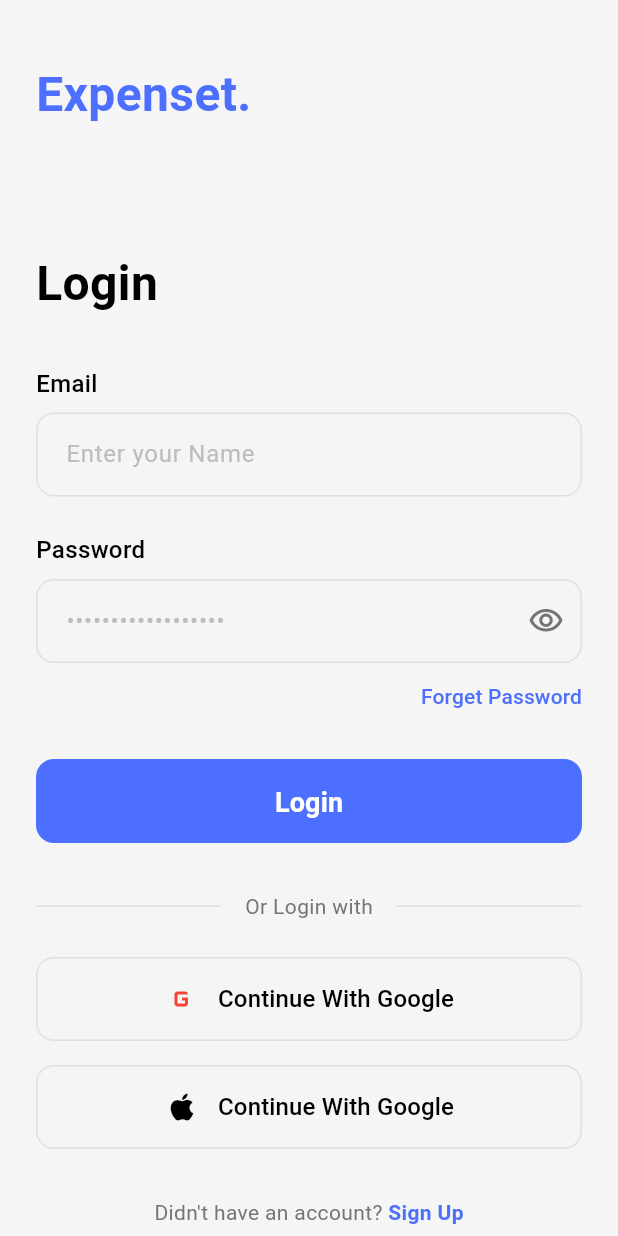
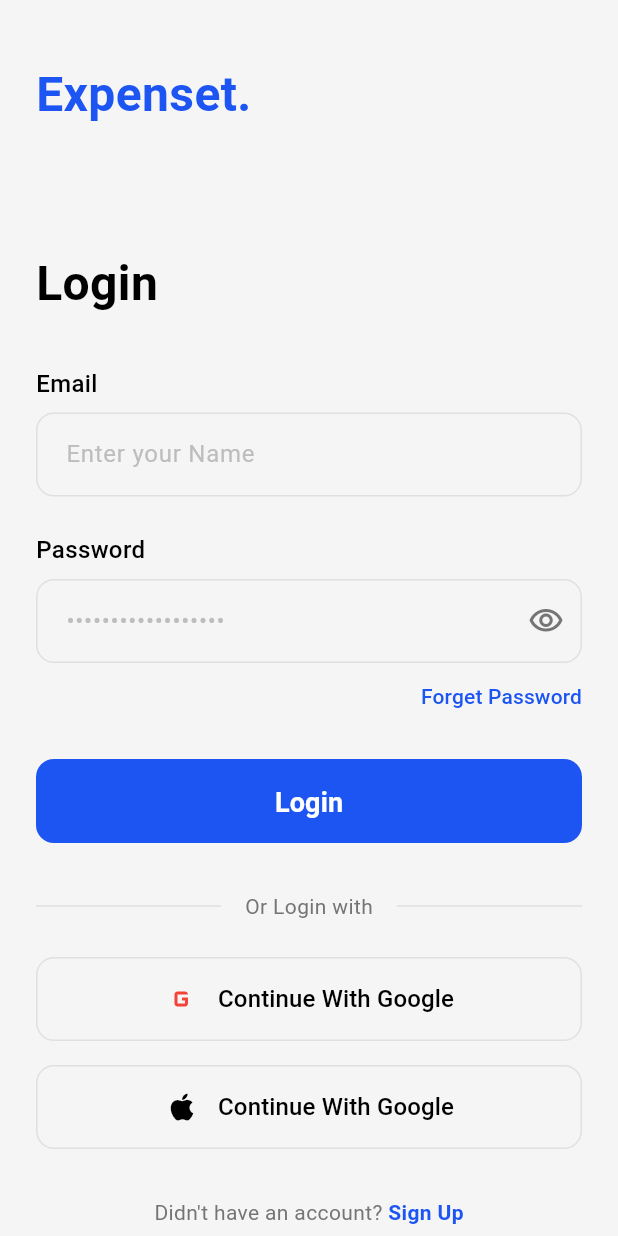
Before and after one commit to khaledebied/inovola-task, a Flutter app: the LoginScreen screen opened directly, on a phone screen of 412 x 824 dp. Run offline on Flutter 3.47's test engine with Material 3 defaults, Android fonts, the phone set to English and light mode, and no system bars; our stand-ins replace adaptive_theme, auto_route, bloc, cached_network_image, dartz, device_info_plus and 30 more; missing offline and left inert: flutter_rounded_date_picker, simple_connection_checker, tf_dio_cache; accounts and stored records are empty; network calls fail.

Commit message:
Update UI components to use AppColors for consistent theming across login, splash, add expense, and dashboard screens; also update pubspec.lock with dependency version changes.

```diff
--- a/lib/features/auth/presentation/pages/login/login.dart
+++ b/lib/features/auth/presentation/pages/login/login.dart
@@ -1,4 +1,5 @@
 import 'package:expense_tracker/core/bloc/generic_cubit/generic_cubit.dart';
+import 'package:expense_tracker/core/theme/colors/app_colors.dart';
 import 'package:expense_tracker/features/expense_tracker/presentaion/pages/dashboard/dashboard_screen.dart';
 import 'package:flutter/material.dart';
 import 'package:flutter_bloc/flutter_bloc.dart';
@@ -64,12 +65,12 @@ class _LoginScreenState extends State<LoginScreen> {
                     const SizedBox(height: 40),
 
                     // Logo
-                    const Text(
+                    Text(
                       'Expenset.',
                       style: TextStyle(
                         fontSize: 32,
                         fontWeight: FontWeight.bold,
-                        color: Color(0xFF4C6FFF),
+                        color: AppColors.of(context).primary,
                       ),
                     ),
                     const SizedBox(height: 80),
@@ -155,7 +156,7 @@ class _LoginScreenState extends State<LoginScreen> {
             ),
             focusedBorder: OutlineInputBorder(
               borderRadius: BorderRadius.circular(12),
-              borderSide: const BorderSide(color: Color(0xFF4C6FFF)),
+              borderSide: BorderSide(color: AppColors.of(context).primary),
             ),
             errorBorder: OutlineInputBorder(
               borderRadius: BorderRadius.circular(12),
@@ -227,7 +228,7 @@ class _LoginScreenState extends State<LoginScreen> {
             ),
             focusedBorder: OutlineInputBorder(
               borderRadius: BorderRadius.circular(12),
-              borderSide: const BorderSide(color: Color(0xFF4C6FFF)),
+              borderSide: BorderSide(color: AppColors.of(context).primary),
             ),
             errorBorder: OutlineInputBorder(
               borderRadius: BorderRadius.circular(12),
@@ -274,10 +275,10 @@ class _LoginScreenState extends State<LoginScreen> {
           minimumSize: const Size(0, 0),
           tapTargetSize: MaterialTapTargetSize.shrinkWrap,
         ),
-        child: const Text(
+        child: Text(
           'Forget Password',
           style: TextStyle(
-            color: Color(0xFF4C6FFF),
+            color: AppColors.of(context).primary,
             fontSize: 14,
             fontWeight: FontWeight.w500,
           ),
@@ -293,7 +294,7 @@ class _LoginScreenState extends State<LoginScreen> {
       child: ElevatedButton(
         onPressed: data.isLoading ? null : _handleLogin,
         style: ElevatedButton.styleFrom(
-          backgroundColor: const Color(0xFF4C6FFF),
+          backgroundColor: AppColors.of(context).primary,
           shape: RoundedRectangleBorder(
             borderRadius: BorderRadius.circular(12),
           ),
@@ -453,10 +454,10 @@ class _LoginScreenState extends State<LoginScreen> {
                 ),
               );
             },
-            child: const Text(
+            child: Text(
               'Sign Up',
               style: TextStyle(
-                color: Color(0xFF4C6FFF),
+                color: AppColors.of(context).primary,
                 fontSize: 14,
                 fontWeight: FontWeight.w600,
               ),
--- a/lib/features/expense_tracker/presentaion/pages/add_expense/add_expense.dart
+++ b/lib/features/expense_tracker/presentaion/pages/add_expense/add_expense.dart
@@ -1,5 +1,6 @@
 import 'dart:io';
 import 'package:expense_tracker/core/bloc/generic_cubit/generic_cubit.dart';
+import 'package:expense_tracker/core/theme/colors/app_colors.dart';
 import 'package:expense_tracker/features/expense_tracker/presentaion/manager/add_expense_cubit/add_expense_cubit.dart';
 import 'package:expense_tracker/features/expense_tracker/presentaion/pages/expense_tracker_screen/widgets/category_selection_grid.dart';
 import 'package:expense_tracker/features/expense_tracker/presentaion/pages/expense_tracker_screen/widgets/currency_dropdown.dart';
@@ -73,10 +74,10 @@ class _AddExpenseScreenState extends State<AddExpenseScreen> {
                     height: 20,
                     child: CircularProgressIndicator(strokeWidth: 2),
                   )
-                      : const Text(
+                      : Text(
                     'Save',
                     style: TextStyle(
-                      color: Color(0xFF6C5CE7),
+                      color: AppColors.of(context).primary,
                       fontSize: 16,
                       fontWeight: FontWeight.w600,
                     ),
--- a/lib/features/expense_tracker/presentaion/pages/dashboard/dashboard_screen.dart
+++ b/lib/features/expense_tracker/presentaion/pages/dashboard/dashboard_screen.dart
@@ -1,4 +1,5 @@
 import 'package:expense_tracker/core/bloc/generic_cubit/generic_cubit.dart';
+import 'package:expense_tracker/core/theme/colors/app_colors.dart';
 import 'package:expense_tracker/features/expense_tracker/data/model/expense_model/expense_model.dart';
 import 'package:expense_tracker/features/expense_tracker/domain/entity/expense_entity/expense_entity.dart';
 import 'package:expense_tracker/features/expense_tracker/domain/entity/expense_filter_entity/expense_filter_entity.dart';
@@ -239,7 +240,7 @@ class _DashboardScreenState extends State<DashboardScreen> {
         ),
         floatingActionButton: FloatingActionButton(
           onPressed: () => _navigateToAddExpense(context),
-          backgroundColor: Colors.blue,
+          backgroundColor: AppColors.of(context).primary,
           child: const Icon(Icons.add, color: Colors.white),
         ),
       ),
```
Also changed, not shown: lib/features/auth/presentation/pages/splash/splash.dart (+34 -93 lines), pubspec.lock.
